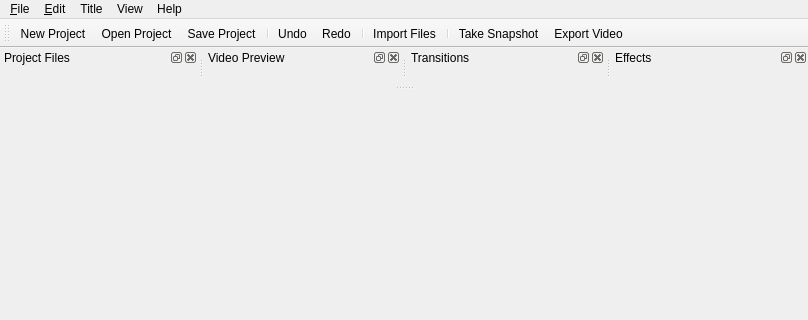
Old version of the form src/windows/ui/main-window.ui in the repository OpenShot/openshot-qt; both pictures show x 0 to 808 and y 0 to 320 of the 808 by 631 pixel window.
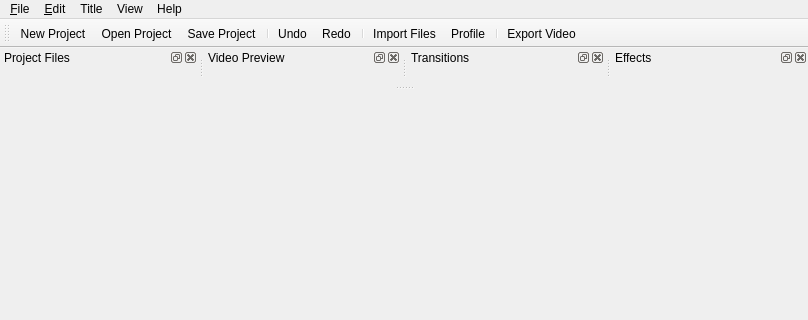
New version of the form. Icons and pictures are not drawn.

Commit message: Replaced the snapshot icon on the toolbar with a more useful, Choose Profile icon. Also, now update the window title as the profile is changed. Also added code to ignore updates on libopenshot which dont affect it.

```diff
--- a/src/windows/ui/main-window.ui
+++ b/src/windows/ui/main-window.ui
@@ -162,8 +162,8 @@
    <addaction name="actionRedo"/>
    <addaction name="separator"/>
    <addaction name="actionImportFiles"/>
+   <addaction name="actionProfile"/>
    <addaction name="separator"/>
-   <addaction name="actionTakeSnapshot"/>
    <addaction name="actionExportVideo"/>
   </widget>
   <widget class="QDockWidget" name="dockFiles">
@@ -1023,6 +1023,18 @@
     <bool>false</bool>
    </property>
   </action>
+  <action name="actionProfile">
+   <property name="icon">
+    <iconset theme="video-x-generic" resource="../../images/openshot.qrc">
+     <normaloff>:/icons/Humanity/mimes/16/video-x-generic.svg</normaloff>:/icons/Humanity/mimes/16/video-x-generic.svg</iconset>
+   </property>
+   <property name="text">
+    <string>Profile</string>
+   </property>
+   <property name="toolTip">
+    <string>Profile</string>
+   </property>
+  </action>
  </widget>
  <resources>
   <include location="../../images/openshot.qrc"/>
```
The commit also changes 7 other files.
